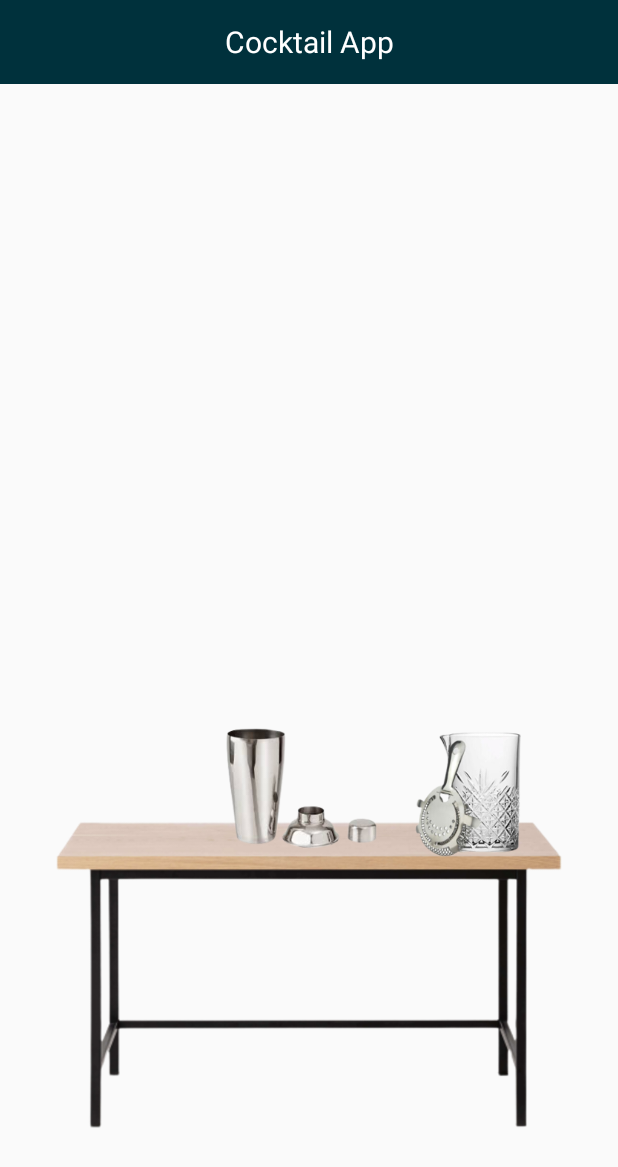
After one commit to KangukLee-97/3G_Mobile_TP, an Android app: the tpoActivity screen opened directly, with no data from a screen before it, on a phone screen of 412 x 824 dp. The commit adds this screen. Shown: the top 1167 px of the screen. Run offline under Robolectric (Android 15) with nearby library versions, the phone set to English and light mode, and no system bars.

Commit message:
tpo page upload

```diff
--- a/app/src/main/AndroidManifest.xml
+++ b/app/src/main/AndroidManifest.xml
@@ -25,6 +25,7 @@
         <activity android:name=".CustomRecipeActivity"/>
         <activity android:name=".testActivity"/>
         <activity android:name=".FirstQuestionActivity"/>
+        <activity android:name=".tpoActivity"/>
     </application>
 
 </manifest>
--- /dev/null
+++ b/app/src/main/java/com/example/cocktail/tpoActivity.java
@@ -0,0 +1,13 @@
+package com.example.cocktail;
+
+import android.os.Bundle;
+
+import androidx.appcompat.app.AppCompatActivity;
+
+public class tpoActivity extends AppCompatActivity {
+    @Override
+    protected void onCreate(Bundle savedInstanceState){
+        super.onCreate(savedInstanceState);
+        setContentView(R.layout.tpo);
+    }
+}
--- a/app/src/main/res/layout/activity_question1.xml
+++ b/app/src/main/res/layout/activity_question1.xml
@@ -19,7 +19,7 @@
         android:layout_marginBottom="30dp"
         android:textColor="#FF6702"
         android:textStyle="bold"
-        android:textSize="40dp"/>
+        android:textSize="35dp"/>
 
     <TextView
         android:id="@+id/question1_glass"
@@ -35,6 +35,7 @@
         android:id="@+id/glass_listview"
         android:layout_width="match_parent"
         android:layout_height="470dp"
+        android:layout_marginBottom="10dp"
         android:listSelector="@android:color/holo_blue_bright"/>
 
     <LinearLayout
--- a/app/src/main/res/layout/tpo.xml
+++ b/app/src/main/res/layout/tpo.xml
@@ -6,6 +6,10 @@
     android:layout_width="match_parent"
     android:layout_height="match_parent"
     android:visibility="visible">
+
+    <include
+        layout="@layout/toolbar"
+        android:id="@+id/toolbar"/>
 
     <ImageView
         android:id="@+id/tpo_desk"
```
Also changed, not shown: app/src/main/java/com/example/cocktail/FirstQuestionActivity.java (+15 -3 lines).
